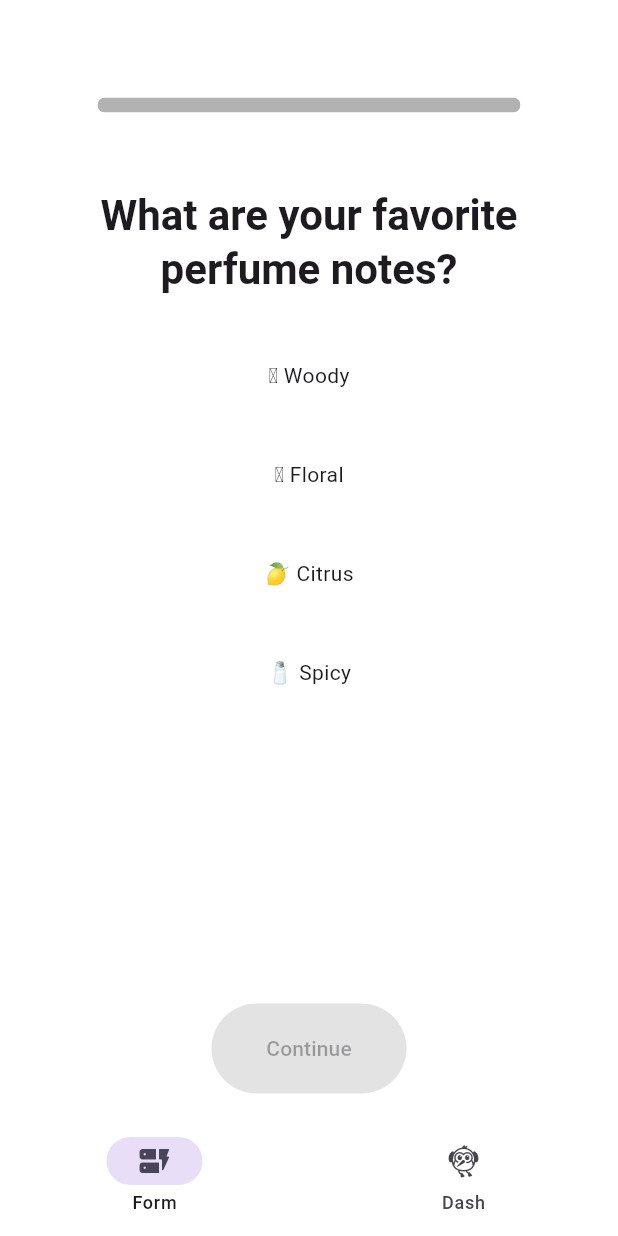
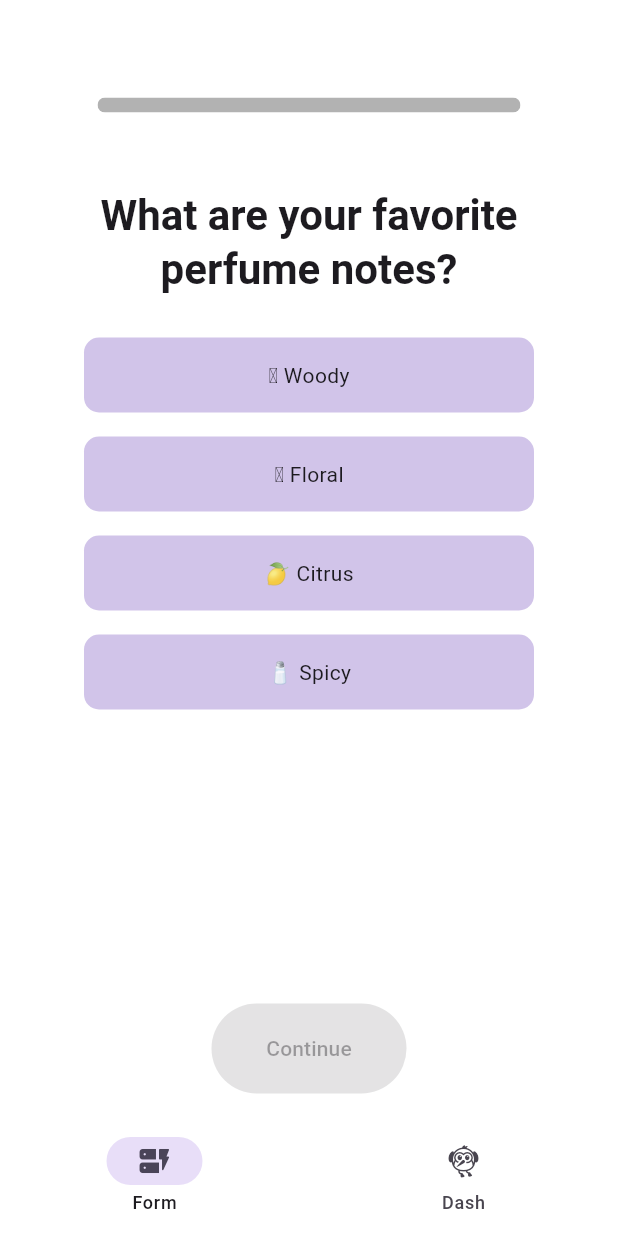
Before and after one commit to sidneyaguirre/animations, a Flutter app: the screen it shows after launch, on a phone screen of 412 x 824 dp. Run offline on Flutter 3.47's test engine with Material 2 defaults, Android fonts, the phone set to English and light mode, and no system bars; our stand-ins replace go_router.

Commit message:
+ styles

```diff
--- a/lib/animations.dart
+++ b/lib/animations.dart
@@ -4,7 +4,7 @@ export 'src/config/home.dart';
 export 'src/config/theme.dart';
 
 export 'src/form/animated_form_bar.dart';
-export 'src/form/form_results_content.dart';
+export 'src/form/animated_results.dart';
 export 'src/form/wave_for_transition.dart';
 
 export 'src/nav_bars/bottom_bar_transitions.dart';
--- a/lib/src/form/animated_form_bar.dart
+++ b/lib/src/form/animated_form_bar.dart
@@ -164,16 +164,19 @@ class _FormQuestionState extends State<FormQuestion> {
               alignment: Alignment.center,
               decoration: BoxDecoration(
                 border: selected
-                    ? Border.all(color: Colors.deepPurple.shade300, width: 2)
+                    ? Border.all(color: Colors.deepPurple.shade900, width: 2)
                     : null,
                 borderRadius: const BorderRadius.all(Radius.circular(10)),
-                color: selected ? Colors.deepPurple.shade100 : Colors.white,
+                color: selected
+                    ? Colors.deepPurple.shade400
+                    : Colors.deepPurple.shade100,
               ),
               height: 50,
               width: 300,
               child: Text(
                 widget.options.elementAt(bIndex),
                 style: TextStyle(
+                  color: selected ? Colors.white : Colors.black87,
                   fontWeight: selected ? FontWeight.bold : FontWeight.normal,
                 ),
               ),
@@ -265,8 +268,6 @@ class _AnimatedProgressIndicatorState extends State<AnimatedProgressIndicator>
 
   @override
   Widget build(BuildContext context) {
-    print(_colorAnimation.value);
-
     return AnimatedBuilder(
       animation: _controller,
       builder: (context, child) => Padding(
--- a/pubspec.yaml
+++ b/pubspec.yaml
@@ -21,4 +21,4 @@ dev_dependencies:
 flutter:
   uses-material-design: true
   assets:
-    - 'assets/'
+    - assets/img.png
```
Also changed, not shown: lib/src/config/app.dart (+4 -3 lines), lib/src/form/animated_results.dart (renamed from lib/src/form/form_results_content.dart, +7 -6 lines).
